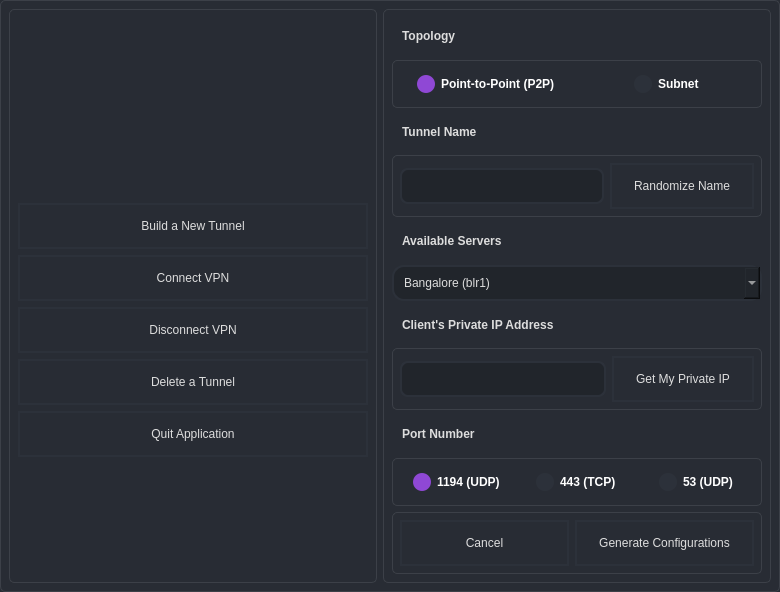
The window that resources/ui/dashboard.ui (jbjulia/tunnel-vision) describes before a commit, drawn with Qt 5.
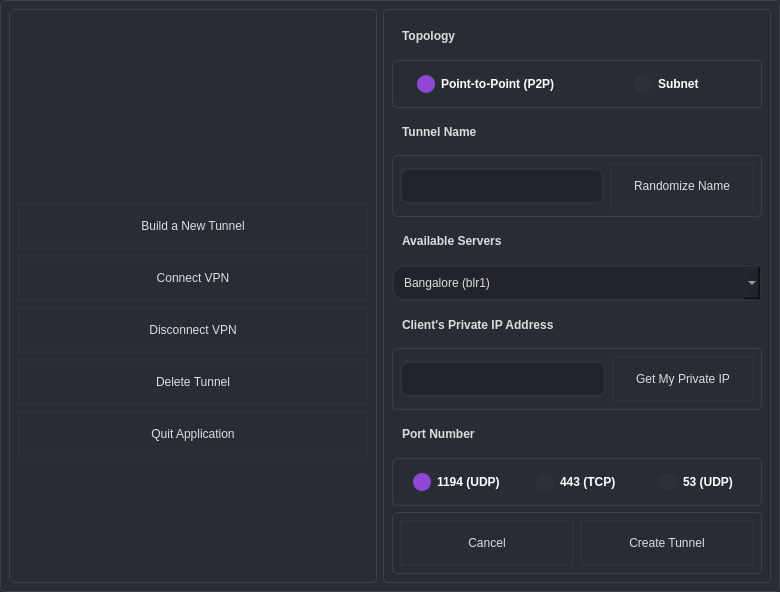
The same window after the commit. Icons and pictures are not drawn.

Commit message: Simplified tunnel management

```diff
--- a/resources/ui/dashboard.ui
+++ b/resources/ui/dashboard.ui
@@ -245,7 +245,7 @@
           </size>
          </property>
          <property name="text">
-          <string>Delete a Tunnel</string>
+          <string>Delete Tunnel</string>
          </property>
         </widget>
        </item>
@@ -565,7 +565,7 @@
           <item>
            <widget class="QPushButton" name="btnGenerateConfigurations">
             <property name="text">
-             <string>Generate Configurations</string>
+             <string>Create Tunnel</string>
             </property>
            </widget>
           </item>
```
Left out of the diff: 2 changed lines with no effect on the pictures. The commit also changes 3 other files.
